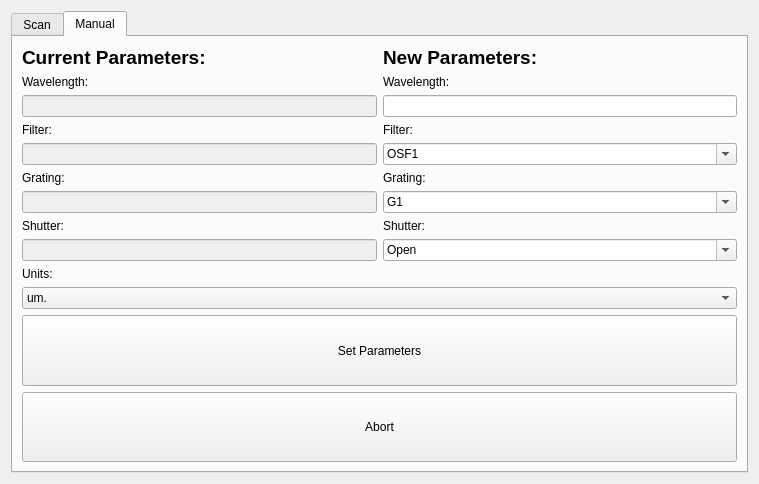
Old version of the form SPHEREx-Calibration-Automation/notebooks/CS260Dialog/QTDesigner/MonochromatorDialog.ui in the repository samcondon4/SPHEREx-lab-tools.
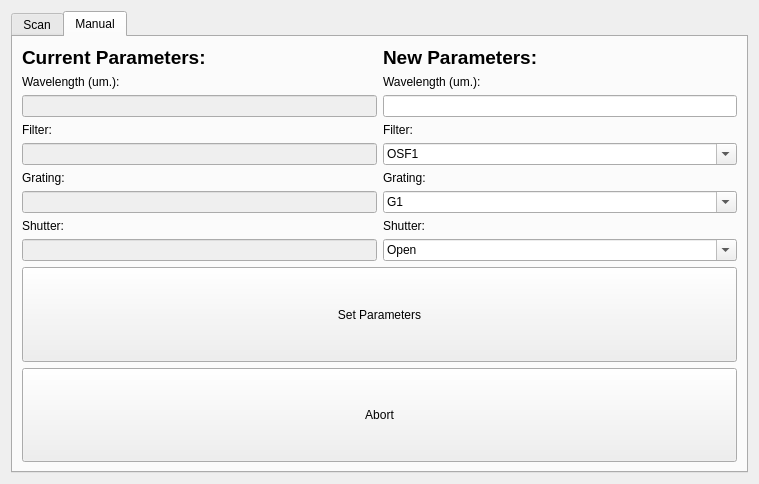
New version of the form. The open tabs and pages were chosen to show the change.

Commit message: Added abort button functionality to both tabs of CS260 dialog

```diff
--- a/SPHEREx-Calibration-Automation/notebooks/CS260Dialog/QTDesigner/MonochromatorDialog.ui
+++ b/SPHEREx-Calibration-Automation/notebooks/CS260Dialog/QTDesigner/MonochromatorDialog.ui
@@ -311,6 +311,36 @@
        <string>Manual</string>
       </attribute>
       <layout class="QGridLayout" name="gridLayout_15">
+       <item row="1" column="0" colspan="2">
+        <layout class="QGridLayout" name="gridLayout_14">
+         <item row="0" column="0">
+          <widget class="QPushButton" name="set_parameters_button">
+           <property name="sizePolicy">
+            <sizepolicy hsizetype="Minimum" vsizetype="Minimum">
+             <horstretch>0</horstretch>
+             <verstretch>0</verstretch>
+            </sizepolicy>
+           </property>
+           <property name="text">
+            <string>Set Parameters</string>
+           </property>
+          </widget>
+         </item>
+         <item row="1" column="0">
+          <widget class="QPushButton" name="abort_manual_button">
+           <property name="sizePolicy">
+            <sizepolicy hsizetype="Minimum" vsizetype="Minimum">
+             <horstretch>0</horstretch>
+             <verstretch>0</verstretch>
+            </sizepolicy>
+           </property>
+           <property name="text">
+            <string>Abort</string>
+           </property>
+          </widget>
+         </item>
+        </layout>
+       </item>
        <item row="0" column="0">
         <layout class="QGridLayout" name="gridLayout_7">
          <item row="2" column="0">
@@ -333,7 +363,7 @@
          <item row="1" column="0">
           <widget class="QLabel" name="label_38">
            <property name="text">
-            <string>Wavelength:</string>
+            <string>Wavelength (um.):</string>
            </property>
           </widget>
          </item>
@@ -490,7 +520,7 @@
          <item row="1" column="0">
           <widget class="QLabel" name="label_43">
            <property name="text">
-            <string>Wavelength:</string>
+            <string>Wavelength (um.):</string>
            </property>
           </widget>
          </item>
@@ -503,78 +533,6 @@
          </item>
         </layout>
        </item>
-       <item row="1" column="0" colspan="2">
-        <layout class="QGridLayout" name="gridLayout_13">
-         <item row="0" column="0">
-          <widget class="QLabel" name="label_47">
-           <property name="sizePolicy">
-            <sizepolicy hsizetype="Preferred" vsizetype="Maximum">
-             <horstretch>0</horstretch>
-             <verstretch>0</verstretch>
-            </sizepolicy>
-           </property>
-           <property name="text">
-            <string>Units:</string>
-           </property>
-          </widget>
-         </item>
-         <item row="1" column="0">
-          <widget class="QComboBox" name="units_cbox">
-           <property name="sizePolicy">
-            <sizepolicy hsizetype="Preferred" vsizetype="Maximum">
-             <horstretch>0</horstretch>
-             <verstretch>0</verstretch>
-            </sizepolicy>
-           </property>
-           <item>
-            <property name="text">
-             <string>um.</string>
-            </property>
-           </item>
-           <item>
-            <property name="text">
-             <string>nm.</string>
-            </property>
-           </item>
-           <item>
-            <property name="text">
-             <string>wn (cm^-1)</string>
-            </property>
-           </item>
-          </widget>
-         </item>
-        </layout>
-       </item>
-       <item row="2" column="0" colspan="2">
-        <layout class="QGridLayout" name="gridLayout_14">
-         <item row="0" column="0">
-          <widget class="QPushButton" name="set_parameters_button">
-           <property name="sizePolicy">
-            <sizepolicy hsizetype="Minimum" vsizetype="Minimum">
-             <horstretch>0</horstretch>
-             <verstretch>0</verstretch>
-            </sizepolicy>
-           </property>
-           <property name="text">
-            <string>Set Parameters</string>
-           </property>
-          </widget>
-         </item>
-         <item row="1" column="0">
-          <widget class="QPushButton" name="abort_manual_button">
-           <property name="sizePolicy">
-            <sizepolicy hsizetype="Minimum" vsizetype="Minimum">
-             <horstretch>0</horstretch>
-             <verstretch>0</verstretch>
-            </sizepolicy>
-           </property>
-           <property name="text">
-            <string>Abort</string>
-           </property>
-          </widget>
-         </item>
-        </layout>
-       </item>
       </layout>
      </widget>
     </widget>
```
Left out of the diff: 4 changed lines with no effect on the pictures. The commit also changes 9 other files.
